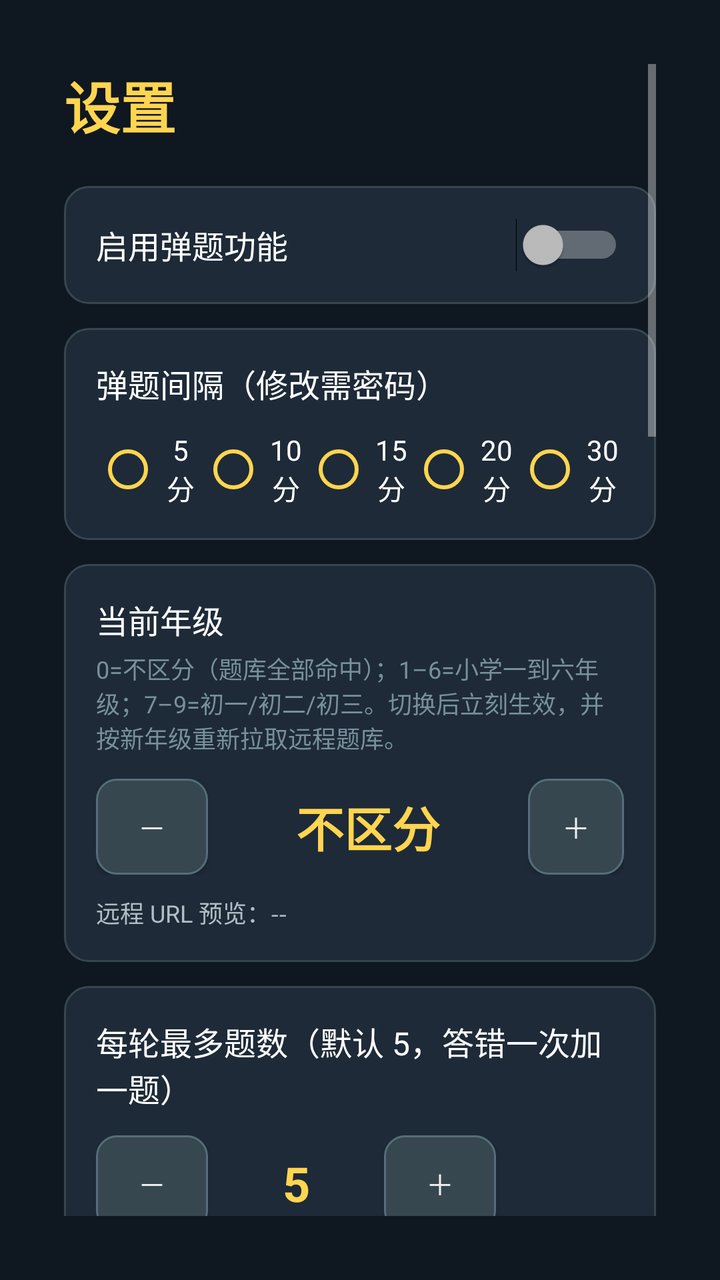
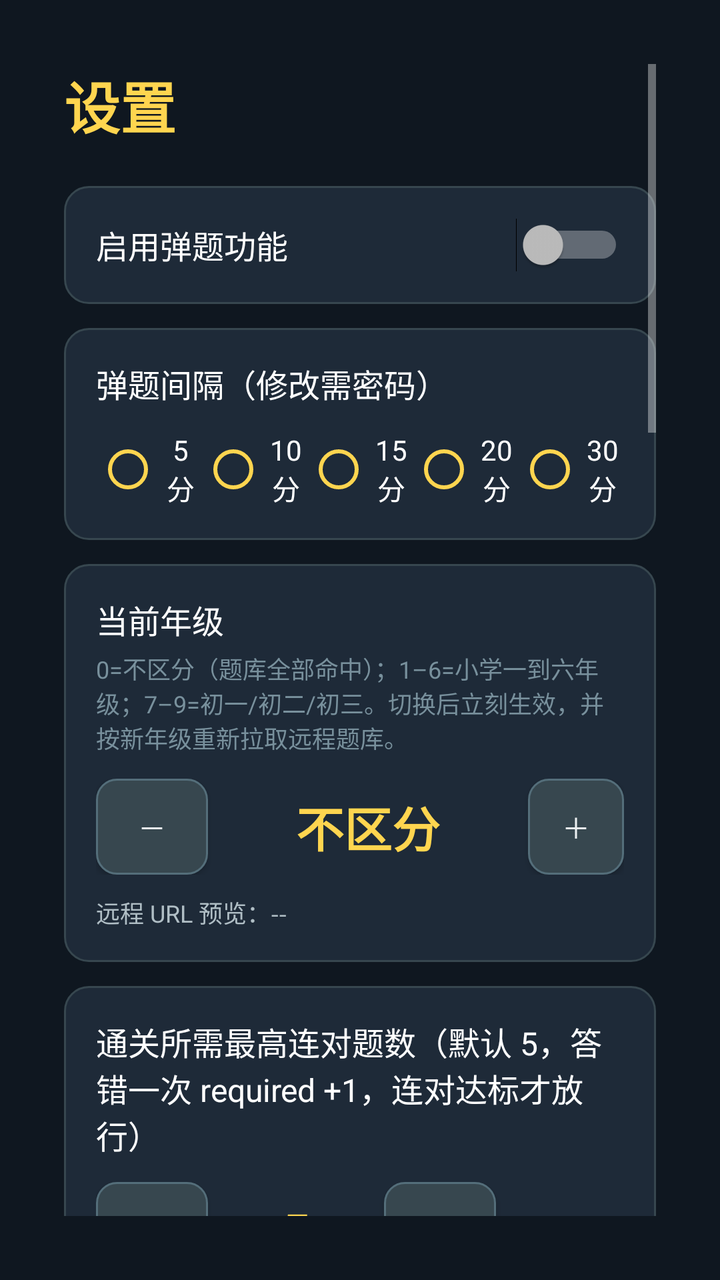

Compare the two renders of this Android layout. The source of the first and the diff that turns it into the second are given below.
<!-- AndroidManifest.xml: activity theme Theme.KidsTvGuard -->
<!-- res/layout/activity_settings.xml -->
<?xml version="1.0" encoding="utf-8"?>
<ScrollView xmlns:android="http://schemas.android.com/apk/res/android"
    android:layout_width="match_parent"
    android:layout_height="match_parent"
    android:background="#0F1720"
    android:fillViewport="true"
    android:padding="32dp">

    <LinearLayout
        android:layout_width="match_parent"
        android:layout_height="wrap_content"
        android:orientation="vertical">

        <TextView
            android:layout_width="match_parent"
            android:layout_height="wrap_content"
            android:text="设置"
            android:textColor="#FFD54F"
            android:textSize="28sp"
            android:textStyle="bold" />

        
        <LinearLayout
            android:layout_width="match_parent"
            android:layout_height="wrap_content"
            android:layout_marginTop="20dp"
            android:background="@drawable/bg_card"
            android:orientation="horizontal"
            android:padding="16dp">

            <TextView
                android:layout_width="0dp"
                android:layout_height="wrap_content"
                android:layout_gravity="center_vertical"
                android:layout_weight="1"
                android:text="启用弹题功能"
                android:textColor="#FFFFFF"
                android:textSize="16sp" />

            <Switch
                android:id="@+id/sw_enable"
                android:layout_width="wrap_content"
                android:layout_height="wrap_content"
                android:layout_gravity="center_vertical" />
        </LinearLayout>

        
        <LinearLayout
            android:layout_width="match_parent"
            android:layout_height="wrap_content"
            android:layout_marginTop="12dp"
            android:background="@drawable/bg_card"
            android:orientation="vertical"
            android:padding="16dp">

            <TextView
                android:layout_width="match_parent"
                android:layout_height="wrap_content"
                android:text="弹题间隔（修改需密码）"
                android:textColor="#FFFFFF"
                android:textSize="16sp" />

            <RadioGroup
                android:id="@+id/rg_interval"
                android:layout_width="match_parent"
                android:layout_height="wrap_content"
                android:layout_marginTop="12dp"
                android:orientation="horizontal">

                <RadioButton
                    android:id="@+id/rb_5"
                    style="@style/IntervalRadio"
                    android:layout_width="0dp"
                    android:layout_height="wrap_content"
                    android:layout_weight="1"
                    android:text="5 分" />

                <RadioButton
                    android:id="@+id/rb_10"
                    style="@style/IntervalRadio"
                    android:layout_width="0dp"
                    android:layout_height="wrap_content"
                    android:layout_weight="1"
                    android:text="10 分" />

                <RadioButton
                    android:id="@+id/rb_15"
                    style="@style/IntervalRadio"
                    android:layout_width="0dp"
                    android:layout_height="wrap_content"
                    android:layout_weight="1"
                    android:text="15 分" />

                <RadioButton
                    android:id="@+id/rb_20"
                    style="@style/IntervalRadio"
                    android:layout_width="0dp"
                    android:layout_height="wrap_content"
                    android:layout_weight="1"
                    android:text="20 分" />

                <RadioButton
                    android:id="@+id/rb_30"
                    style="@style/IntervalRadio"
                    android:layout_width="0dp"
                    android:layout_height="wrap_content"
                    android:layout_weight="1"
                    android:text="30 分" />
            </RadioGroup>
        </LinearLayout>

        
        <LinearLayout
            android:layout_width="match_parent"
            android:layout_height="wrap_content"
            android:layout_marginTop="12dp"
            android:background="@drawable/bg_card"
            android:orientation="vertical"
            android:padding="16dp">

            <TextView
                android:layout_width="match_parent"
                android:layout_height="wrap_content"
                android:text="当前年级"
                android:textColor="#FFFFFF"
                android:textSize="16sp" />

            <TextView
                android:layout_width="match_parent"
                android:layout_height="wrap_content"
                android:layout_marginTop="4dp"
                android:text="0=不区分（题库全部命中）；1–6=小学一到六年级；7–9=初一/初二/初三。切换后立刻生效，并按新年级重新拉取远程题库。"
                android:textColor="#78909C"
                android:textSize="12sp" />

            <LinearLayout
                android:layout_width="match_parent"
                android:layout_height="wrap_content"
                android:layout_marginTop="12dp"
                android:gravity="center_vertical"
                android:orientation="horizontal">

                <Button
                    android:id="@+id/btn_grade_dec"
                    style="@style/RowButton"
                    android:layout_width="wrap_content"
                    android:layout_height="wrap_content"
                    android:minWidth="56dp"
                    android:text="－" />

                <TextView
                    android:id="@+id/tv_grade"
                    android:layout_width="wrap_content"
                    android:layout_height="wrap_content"
                    android:layout_marginStart="20dp"
                    android:layout_marginEnd="20dp"
                    android:gravity="center"
                    android:minWidth="120dp"
                    android:text="不区分"
                    android:textColor="#FFD54F"
                    android:textSize="24sp"
                    android:textStyle="bold" />

                <Button
                    android:id="@+id/btn_grade_inc"
                    style="@style/RowButton"
                    android:layout_width="wrap_content"
                    android:layout_height="wrap_content"
                    android:minWidth="56dp"
                    android:text="＋" />
            </LinearLayout>

            <TextView
                android:id="@+id/tv_url_preview"
                android:layout_width="match_parent"
                android:layout_height="wrap_content"
                android:layout_marginTop="10dp"
                android:text="远程 URL 预览：--"
                android:textColor="#B0BEC5"
                android:textSize="12sp" />
        </LinearLayout>

        
        <LinearLayout
            android:layout_width="match_parent"
            android:layout_height="wrap_content"
            android:layout_marginTop="12dp"
            android:background="@drawable/bg_card"
            android:orientation="vertical"
            android:padding="16dp">

            <TextView
                android:layout_width="match_parent"
                android:layout_height="wrap_content"
                android:text="每轮最多题数（默认 5，答错一次加一题）"
                android:textColor="#FFFFFF"
                android:textSize="16sp" />

            <LinearLayout
                android:layout_width="match_parent"
                android:layout_height="wrap_content"
                android:layout_marginTop="12dp"
                android:gravity="center_vertical"
                android:orientation="horizontal">

                <Button
                    android:id="@+id/btn_max_dec"
                    style="@style/RowButton"
                    android:layout_width="wrap_content"
                    android:layout_height="wrap_content"
                    android:minWidth="56dp"
                    android:text="－" />

                <TextView
                    android:id="@+id/tv_max"
                    android:layout_width="wrap_content"
                    android:layout_height="wrap_content"
                    android:layout_marginStart="20dp"
                    android:layout_marginEnd="20dp"
                    android:minWidth="48dp"
                    android:gravity="center"
                    android:text="5"
                    android:textColor="#FFD54F"
                    android:textSize="24sp"
                    android:textStyle="bold" />

                <Button
                    android:id="@+id/btn_max_inc"
                    style="@style/RowButton"
                    android:layout_width="wrap_content"
                    android:layout_height="wrap_content"
                    android:minWidth="56dp"
                    android:text="＋" />
            </LinearLayout>
        </LinearLayout>

        
        <LinearLayout
            android:layout_width="match_parent"
            android:layout_height="wrap_content"
            android:layout_marginTop="12dp"
            android:background="@drawable/bg_card"
            android:orientation="vertical"
            android:padding="16dp">

            <TextView
                android:layout_width="match_parent"
                android:layout_height="wrap_content"
                android:text="单题作答时长（秒）"
                android:textColor="#FFFFFF"
                android:textSize="16sp" />

            <LinearLayout
                android:layout_width="match_parent"
                android:layout_height="wrap_content"
                android:layout_marginTop="12dp"
                android:gravity="center_vertical"
                android:orientation="horizontal">

                <Button
                    android:id="@+id/btn_to_dec"
                    style="@style/RowButton"
                    android:layout_width="wrap_content"
                    android:layout_height="wrap_content"
                    android:minWidth="56dp"
                    android:text="－" />

                <TextView
                    android:id="@+id/tv_to"
                    android:layout_width="wrap_content"
                    android:layout_height="wrap_content"
                    android:layout_marginStart="20dp"
                    android:layout_marginEnd="20dp"
                    android:minWidth="64dp"
                    android:gravity="center"
                    android:text="60"
                    android:textColor="#FFD54F"
                    android:textSize="24sp"
                    android:textStyle="bold" />

                <Button
                    android:id="@+id/btn_to_inc"
                    style="@style/RowButton"
                    android:layout_width="wrap_content"
                    android:layout_height="wrap_content"
                    android:minWidth="56dp"
                    android:text="＋" />
            </LinearLayout>
        </LinearLayout>

        
        <LinearLayout
            android:layout_width="match_parent"
            android:layout_height="wrap_content"
            android:layout_marginTop="12dp"
            android:background="@drawable/bg_card"
            android:orientation="vertical"
            android:padding="16dp">

            <TextView
                android:id="@+id/tv_bank"
                android:layout_width="match_parent"
                android:layout_height="wrap_content"
                android:text="题库：--"
                android:textColor="#FFFFFF"
                android:textSize="16sp" />

            <LinearLayout
                android:layout_width="match_parent"
                android:layout_height="wrap_content"
                android:layout_marginTop="12dp"
                android:orientation="horizontal">

                <Button
                    android:id="@+id/btn_import"
                    style="@style/RowButton"
                    android:layout_width="0dp"
                    android:layout_height="wrap_content"
                    android:layout_weight="1"
                    android:text="导入 JSON 题库" />

                <Button
                    android:id="@+id/btn_reset_bank"
                    style="@style/RowButton"
                    android:layout_width="0dp"
                    android:layout_height="wrap_content"
                    android:layout_marginStart="12dp"
                    android:layout_weight="1"
                    android:text="恢复内置题库" />
            </LinearLayout>
        </LinearLayout>

        
        <LinearLayout
            android:layout_width="match_parent"
            android:layout_height="wrap_content"
            android:layout_marginTop="12dp"
            android:background="@drawable/bg_card"
            android:orientation="vertical"
            android:padding="16dp">

            <TextView
                android:layout_width="match_parent"
                android:layout_height="wrap_content"
                android:text="远程题库 URL（家长异地维护）"
                android:textColor="#FFFFFF"
                android:textSize="16sp" />

            <TextView
                android:layout_width="match_parent"
                android:layout_height="wrap_content"
                android:layout_marginTop="4dp"
                android:text="填一个可公网访问的 questions.json 地址（Gitee/GitHub/OSS/COS/Pages 都行）。支持模板占位符 {grade} 或 {N}，会替换成当前年级数字，例如 https://xxx/bank/grade{grade}.json。留空表示不启用远程同步。"
                android:textColor="#78909C"
                android:textSize="12sp" />

            <EditText
                android:id="@+id/et_url"
                android:layout_width="match_parent"
                android:layout_height="wrap_content"
                android:layout_marginTop="10dp"
                android:background="@drawable/bg_password_field"
                android:hint="https://your-name.gitee.io/bank/grade{grade}.json"
                android:inputType="textUri"
                android:maxLines="2"
                android:padding="10dp"
                android:textColor="#FFFFFF"
                android:textColorHint="#607D8B"
                android:textSize="14sp" />

            <LinearLayout
                android:layout_width="match_parent"
                android:layout_height="wrap_content"
                android:layout_marginTop="12dp"
                android:gravity="center_vertical"
                android:orientation="horizontal">

                <TextView
                    android:layout_width="0dp"
                    android:layout_height="wrap_content"
                    android:layout_weight="1"
                    android:text="自动同步周期"
                    android:textColor="#CFD8DC"
                    android:textSize="14sp" />

                <Button
                    android:id="@+id/btn_sync_dec"
                    style="@style/RowButton"
                    android:layout_width="wrap_content"
                    android:layout_height="wrap_content"
                    android:minWidth="56dp"
                    android:text="－" />

                <TextView
                    android:id="@+id/tv_sync_hours"
                    android:layout_width="wrap_content"
                    android:layout_height="wrap_content"
                    android:layout_marginStart="16dp"
                    android:layout_marginEnd="16dp"
                    android:gravity="center"
                    android:minWidth="88dp"
                    android:text="24 小时"
                    android:textColor="#FFD54F"
                    android:textSize="18sp"
                    android:textStyle="bold" />

                <Button
                    android:id="@+id/btn_sync_inc"
                    style="@style/RowButton"
                    android:layout_width="wrap_content"
                    android:layout_height="wrap_content"
                    android:minWidth="56dp"
                    android:text="＋" />
            </LinearLayout>

            <LinearLayout
                android:layout_width="match_parent"
                android:layout_height="wrap_content"
                android:layout_marginTop="12dp"
                android:orientation="horizontal">

                <Button
                    android:id="@+id/btn_sync_now"
                    style="@style/PrimaryButton"
                    android:layout_width="0dp"
                    android:layout_height="wrap_content"
                    android:layout_weight="1"
                    android:text="保存 URL 并立即同步" />

                <Button
                    android:id="@+id/btn_clear_remote"
                    style="@style/RowButton"
                    android:layout_width="0dp"
                    android:layout_height="wrap_content"
                    android:layout_marginStart="12dp"
                    android:layout_weight="1"
                    android:text="清除远程缓存" />
            </LinearLayout>

            <TextView
                android:id="@+id/tv_sync_log"
                android:layout_width="match_parent"
                android:layout_height="wrap_content"
                android:layout_marginTop="10dp"
                android:text="尚未同步"
                android:textColor="#B0BEC5"
                android:textSize="12sp" />
        </LinearLayout>

        
        <LinearLayout
            android:layout_width="match_parent"
            android:layout_height="wrap_content"
            android:layout_marginTop="12dp"
            android:background="@drawable/bg_card"
            android:orientation="vertical"
            android:padding="16dp">

            <TextView
                android:layout_width="match_parent"
                android:layout_height="wrap_content"
                android:text="应用更新（功能升级不用手动找 APK）"
                android:textColor="#FFFFFF"
                android:textSize="16sp" />

            <TextView
                android:id="@+id/tv_update_current"
                android:layout_width="match_parent"
                android:layout_height="wrap_content"
                android:layout_marginTop="4dp"
                android:text="当前版本：--"
                android:textColor="#B0BEC5"
                android:textSize="12sp" />

            <TextView
                android:layout_width="match_parent"
                android:layout_height="wrap_content"
                android:layout_marginTop="8dp"
                android:text="更新源 version.json 地址，默认指向本仓库 GitHub Release，每次 push 自动刷新。电视访问 GitHub 慢的话，可把 version.json 和 APK 镜像到阿里云 OSS/Gitee，再改这里。打开 APP 会自动比对版本，有新版就弹框，点一下下载并安装（首次需允许「安装未知应用」）。"
                android:textColor="#78909C"
                android:textSize="12sp" />

            <EditText
                android:id="@+id/et_update_url"
                android:layout_width="match_parent"
                android:layout_height="wrap_content"
                android:layout_marginTop="10dp"
                android:background="@drawable/bg_password_field"
                android:hint="https://.../releases/download/apk-latest/version.json"
                android:inputType="textUri"
                android:maxLines="2"
                android:padding="10dp"
                android:textColor="#FFFFFF"
                android:textColorHint="#607D8B"
                android:textSize="14sp" />

            <LinearLayout
                android:layout_width="match_parent"
                android:layout_height="wrap_content"
                android:layout_marginTop="12dp"
                android:background="@drawable/bg_card"
                android:orientation="horizontal"
                android:padding="8dp">

                <TextView
                    android:layout_width="0dp"
                    android:layout_height="wrap_content"
                    android:layout_gravity="center_vertical"
                    android:layout_weight="1"
                    android:text="打开 APP 时自动检查更新"
                    android:textColor="#CFD8DC"
                    android:textSize="14sp" />

                <Switch
                    android:id="@+id/sw_auto_update"
                    android:layout_width="wrap_content"
                    android:layout_height="wrap_content"
                    android:layout_gravity="center_vertical" />
            </LinearLayout>

            <Button
                android:id="@+id/btn_check_update"
                style="@style/PrimaryButton"
                android:layout_width="match_parent"
                android:layout_height="wrap_content"
                android:layout_marginTop="12dp"
                android:text="保存并检查更新" />

            <TextView
                android:id="@+id/tv_update_log"
                android:layout_width="match_parent"
                android:layout_height="wrap_content"
                android:layout_marginTop="10dp"
                android:text="尚未检查"
                android:textColor="#B0BEC5"
                android:textSize="12sp" />
        </LinearLayout>

        
        <LinearLayout
            android:layout_width="match_parent"
            android:layout_height="wrap_content"
            android:layout_marginTop="12dp"
            android:background="@drawable/bg_card"
            android:orientation="vertical"
            android:padding="16dp">

            <TextView
                android:layout_width="match_parent"
                android:layout_height="wrap_content"
                android:text="修改设置密码"
                android:textColor="#FFFFFF"
                android:textSize="16sp" />

            <EditText
                android:id="@+id/et_old"
                android:layout_width="match_parent"
                android:layout_height="wrap_content"
                android:layout_marginTop="12dp"
                android:background="@drawable/bg_password_field"
                android:hint="当前密码"
                android:inputType="numberPassword"
                android:maxLength="16"
                android:padding="10dp"
                android:textColor="#FFFFFF"
                android:textColorHint="#78909C" />

            <EditText
                android:id="@+id/et_new"
                android:layout_width="match_parent"
                android:layout_height="wrap_content"
                android:layout_marginTop="8dp"
                android:background="@drawable/bg_password_field"
                android:hint="新密码（4-16 位数字）"
                android:inputType="numberPassword"
                android:maxLength="16"
                android:padding="10dp"
                android:textColor="#FFFFFF"
                android:textColorHint="#78909C" />

            <Button
                android:id="@+id/btn_change_pwd"
                style="@style/PrimaryButton"
                android:layout_width="match_parent"
                android:layout_height="wrap_content"
                android:layout_marginTop="12dp"
                android:text="保存新密码" />
        </LinearLayout>

        <TextView
            android:layout_width="match_parent"
            android:layout_height="wrap_content"
            android:layout_marginTop="20dp"
            android:text="提示：本页所有开关和数值都受进入时的密码保护；孩子没有密码就无法修改弹题间隔或关闭弹题。"
            android:textColor="#78909C"
            android:textSize="12sp" />
    </LinearLayout>
</ScrollView>
<!-- resources referenced by this layout -->
<resources>
  <!-- drawable bg_card (drawable) -->
  <?xml version="1.0" encoding="utf-8"?>
  <shape xmlns:android="http://schemas.android.com/apk/res/android"
      android:shape="rectangle">
      <solid android:color="@color/card_dark" />
      <stroke android:width="1dp" android:color="#37474F" />
      <corners android:radius="12dp" />
  </shape>
  <!-- drawable bg_password_field (drawable) -->
  <?xml version="1.0" encoding="utf-8"?>
  <shape xmlns:android="http://schemas.android.com/apk/res/android"
      android:shape="rectangle">
      <solid android:color="#263238" />
      <stroke android:width="1dp" android:color="#546E7A" />
      <corners android:radius="8dp" />
  </shape>
  <style name="IntervalRadio" parent="Widget.AppCompat.CompoundButton.RadioButton">
          <item name="android:textColor">#FFFFFF</item>
          <item name="android:buttonTint">@color/accent_gold</item>
          <item name="android:focusable">true</item>
          <item name="android:gravity">center</item>
      </style>
  <style name="PrimaryButton" parent="Widget.AppCompat.Button">
          <item name="android:background">@drawable/bg_option_button</item>
          <item name="android:textColor">#FFFFFF</item>
          <item name="android:textSize">16sp</item>
          <item name="android:minHeight">52dp</item>
          <item name="android:focusable">true</item>
          <item name="android:textAllCaps">false</item>
      </style>
  <style name="RowButton" parent="Widget.AppCompat.Button">
          <item name="android:background">@drawable/bg_option_button</item>
          <item name="android:textColor">#ECEFF1</item>
          <item name="android:textSize">14sp</item>
          <item name="android:minHeight">48dp</item>
          <item name="android:focusable">true</item>
          <item name="android:textAllCaps">false</item>
      </style>
  <style name="Theme.KidsTvGuard" parent="Theme.AppCompat.NoActionBar">
          <item name="android:windowBackground">@color/bg_dark</item>
          <item name="android:colorPrimary">@color/accent_gold</item>
          <item name="android:colorAccent">@color/accent_gold</item>
          <item name="colorPrimary">@color/accent_gold</item>
          <item name="colorAccent">@color/accent_gold</item>
          <item name="android:textColorPrimary">@color/text_primary</item>
      </style>
  <color name="card_dark">#1E2A38</color>
  <color name="accent_gold">#FFD54F</color>
  <!-- drawable bg_option_button (drawable) -->
  <?xml version="1.0" encoding="utf-8"?>
  <selector xmlns:android="http://schemas.android.com/apk/res/android">
      <item android:state_focused="true" android:state_pressed="false">
          <shape android:shape="rectangle">
              <solid android:color="#FFD54F" />
              <corners android:radius="10dp" />
              <stroke android:width="2dp" android:color="#FFFFFF" />
          </shape>
      </item>
      <item android:state_pressed="true">
          <shape android:shape="rectangle">
              <solid android:color="#FFA000" />
              <corners android:radius="10dp" />
          </shape>
      </item>
      <item>
          <shape android:shape="rectangle">
              <solid android:color="#37474F" />
              <corners android:radius="10dp" />
              <stroke android:width="1dp" android:color="#546E7A" />
          </shape>
      </item>
  </selector>
  <color name="bg_dark">#0F1720</color>
  <color name="text_primary">#FFFFFF</color>
</resources>

<!-- the commit's change to res/layout/activity_settings.xml (unified diff, before → after) -->
@@ -192,7 +192,7 @@
             <TextView
                 android:layout_width="match_parent"
                 android:layout_height="wrap_content"
-                android:text="每轮最多题数（默认 5，答错一次加一题）"
+                android:text="通关所需最高连对题数（默认 5，答错一次 required +1，连对达标才放行）"
                 android:textColor="#FFFFFF"
                 android:textSize="16sp" />
 
